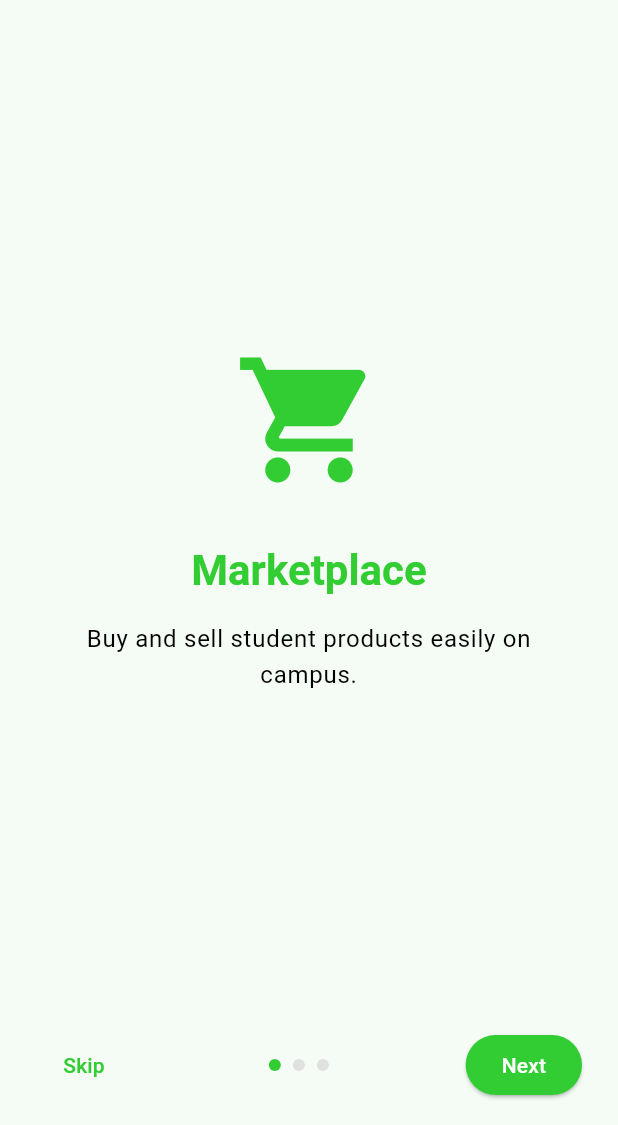
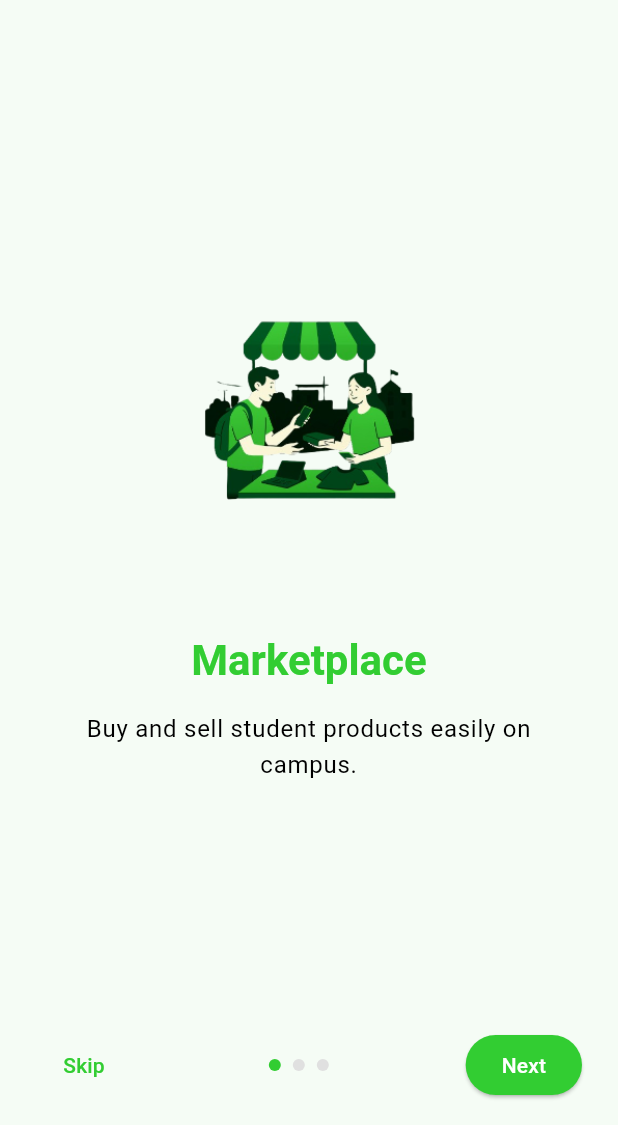
Before and after one commit to PraiseTechzw/campus_market_mobile_app, a Flutter app: the screen it shows after launch, on a phone screen of 412 x 824 dp, the part 111-1236 px from its top. Run offline on Flutter 3.47's test engine with Material 3 defaults, Android fonts, the phone set to English and light mode, and no system bars; drawn by our look-alikes of flutter_animate; our stand-ins replace carousel_slider, cloud_firestore, country_code_picker, firebase_auth, firebase_core, firebase_messaging and 16 more; accounts and stored records are empty.

```diff
--- a/lib/presentation/onboarding/onboarding_screen.dart
+++ b/lib/presentation/onboarding/onboarding_screen.dart
@@ -3,6 +3,7 @@ import 'package:hooks_riverpod/hooks_riverpod.dart';
 import '../../application/onboarding_provider.dart';
 import '../core/app_theme.dart';
 import 'package:go_router/go_router.dart';
+import 'package:flutter_animate/flutter_animate.dart';
 
 class OnboardingScreen extends ConsumerStatefulWidget {
   const OnboardingScreen({super.key});
@@ -19,17 +20,17 @@ class _OnboardingScreenState extends ConsumerState<OnboardingScreen> {
     _OnboardingPageData(
       title: 'Marketplace',
       description: 'Buy and sell student products easily on campus.',
-      icon: Icons.shopping_cart,
+      image: 'assets/images/marketplace.png',
     ),
     _OnboardingPageData(
       title: 'Accommodation',
       description: 'Find and book student rooms with real-time availability.',
-      icon: Icons.home,
+      image: 'assets/images/accomodation.png',
     ),
     _OnboardingPageData(
       title: 'Messaging',
       description: 'Chat with buyers, sellers, and landlords securely.',
-      icon: Icons.chat_bubble_outline,
+      image: 'assets/images/message.png',
     ),
   ];
 
@@ -139,8 +140,8 @@ class _OnboardingScreenState extends ConsumerState<OnboardingScreen> {
 class _OnboardingPageData {
   final String title;
   final String description;
-  final IconData icon;
-  _OnboardingPageData({required this.title, required this.description, required this.icon});
+  final String image;
+  _OnboardingPageData({required this.title, required this.description, required this.image});
 }
 
 class _OnboardingPage extends StatelessWidget {
@@ -154,7 +155,14 @@ class _OnboardingPage extends StatelessWidget {
       child: Column(
         mainAxisAlignment: MainAxisAlignment.center,
         children: [
-          Icon(data.icon, size: 100, color: AppTheme.primaryColor),
+          Image.asset(
+            data.image,
+            height: 220,
+            fit: BoxFit.contain,
+          )
+              .animate()
+              .fadeIn(duration: 600.ms)
+              .slideY(begin: 0.2, end: 0, duration: 600.ms, curve: Curves.easeOut),
           const SizedBox(height: 32),
           Text(
             data.title,
@@ -163,13 +171,19 @@ class _OnboardingPage extends StatelessWidget {
                   fontWeight: FontWeight.bold,
                 ),
             textAlign: TextAlign.center,
-          ),
+          )
+              .animate()
+              .fadeIn(duration: 500.ms, delay: 200.ms)
+              .slideY(begin: 0.1, end: 0, duration: 500.ms, curve: Curves.easeOut),
           const SizedBox(height: 16),
           Text(
             data.description,
             style: Theme.of(context).textTheme.bodyLarge,
             textAlign: TextAlign.center,
-          ),
+          )
+              .animate()
+              .fadeIn(duration: 500.ms, delay: 400.ms)
+              .slideY(begin: 0.05, end: 0, duration: 500.ms, curve: Curves.easeOut),
         ],
       ),
     );
```
